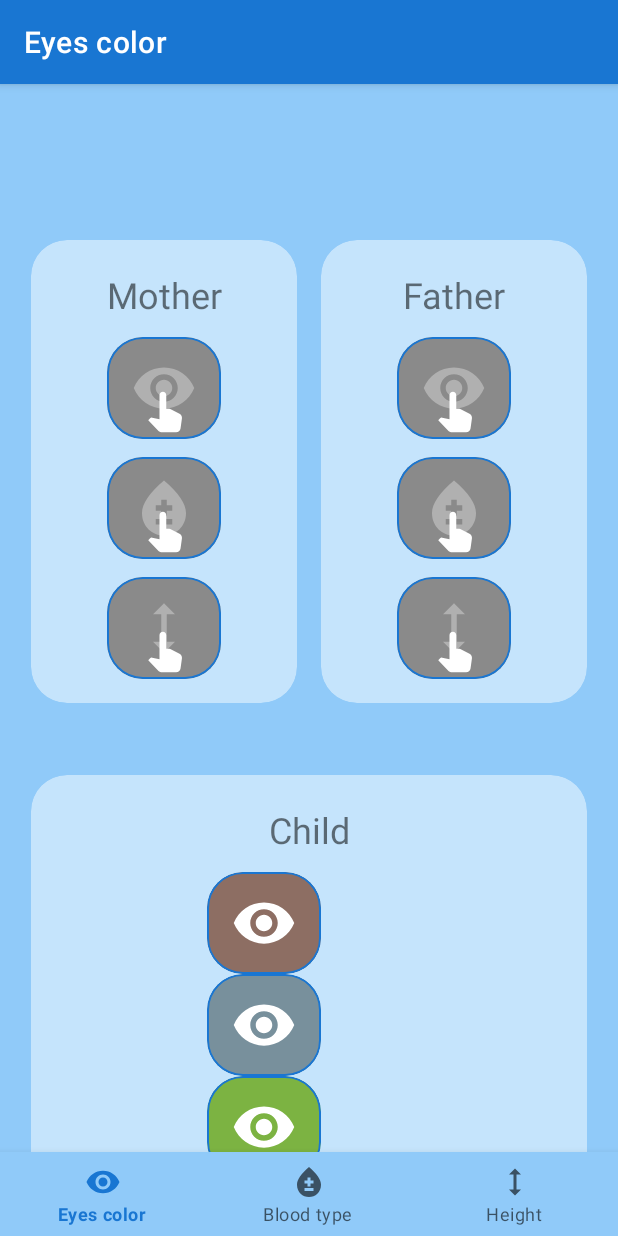
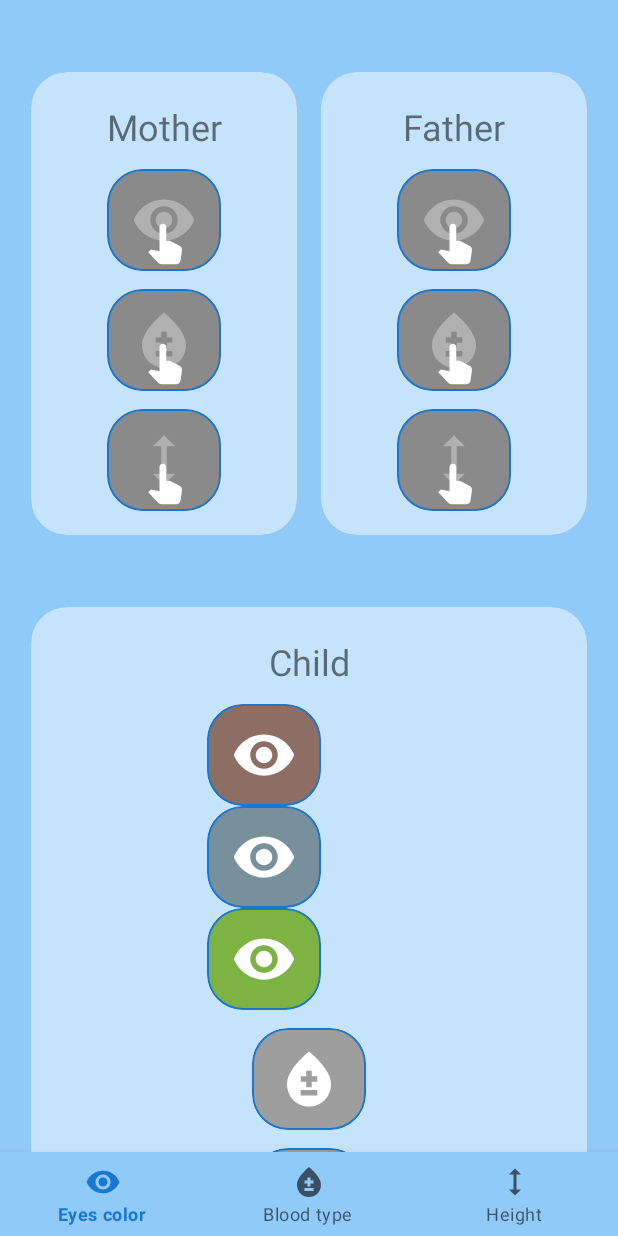
Before and after one commit to koassumo/childgenes, an Android app: the screen it shows after launch (MainActivity), on a phone screen of 412 x 824 dp. Run offline under Robolectric (Android 15) with nearby library versions, the phone set to English and light mode, and no system bars; our stand-ins replace navigation-ui.

```diff
--- a/app/build.gradle.kts
+++ b/app/build.gradle.kts
@@ -51,4 +51,7 @@ dependencies {
     testImplementation("junit:junit:4.13.2")
     androidTestImplementation("androidx.test.ext:junit:1.1.5")
     androidTestImplementation("androidx.test.espresso:espresso-core:3.5.1")
+
+
+
 }
--- a/app/src/main/java/com/igo/childgenes/MainActivity.kt
+++ b/app/src/main/java/com/igo/childgenes/MainActivity.kt
@@ -31,5 +31,8 @@ class MainActivity : AppCompatActivity() {
         )
         setupActionBarWithNavController(navController, appBarConfiguration)
         navView.setupWithNavController(navController)
+
+        supportActionBar?.hide()
+
     }
 }
--- a/app/src/main/res/layout/activity_main.xml
+++ b/app/src/main/res/layout/activity_main.xml
@@ -3,8 +3,8 @@
     xmlns:app="http://schemas.android.com/apk/res-auto"
     android:id="@+id/container"
     android:layout_width="match_parent"
-    android:layout_height="match_parent"
-    android:paddingTop="?attr/actionBarSize">
+    android:layout_height="match_parent">
+<!--    android:paddingTop="?attr/actionBarSize"-->
 
     <com.google.android.material.bottomnavigation.BottomNavigationView
         android:id="@+id/nav_view"
--- a/app/src/main/res/layout/fragment_home.xml
+++ b/app/src/main/res/layout/fragment_home.xml
@@ -88,6 +88,21 @@ tools:context=".ui.home.HomeFragment">
             style="@style/style_image_inside_card_view_question"
             android:src="@drawable/baseline_pan_tool_alt_24"/>
     </com.google.android.material.card.MaterialCardView>
+
+
+<!--    <com.google.android.material.floatingactionbutton.FloatingActionButton-->
+<!--        android:id="@+id/fab_brown_eyes"-->
+<!--        android:layout_width="wrap_content"-->
+<!--        android:layout_height="wrap_content"-->
+<!--        android:backgroundTint="@color/eyesColorBrown"-->
+<!--        android:elevation="@dimen/step_small"-->
+<!--        android:textAllCaps="false"-->
+<!--        android:contentDescription="@string/no_description"-->
+
+<!--        android:textAlignment="center"-->
+<!--        app:layout_constraintEnd_toStartOf="@+id/guide_line_centre_vertical_second"-->
+<!--        app:layout_constraintStart_toStartOf="@+id/card_mother"-->
+<!--        app:layout_constraintTop_toTopOf="@+id/card_mother" />-->
 
     <com.google.android.material.card.MaterialCardView
         android:id="@+id/card_mother_heart"
@@ -354,9 +369,12 @@ tools:context=".ui.home.HomeFragment">
 
     <View
         android:layout_width="match_parent"
-        android:layout_height="@dimen/step_x_large"
+        android:layout_height="@dimen/step_xx_large"
         android:background="@android:color/transparent"
-        app:layout_constraintTop_toBottomOf="@id/card_child_back"/>
+        app:layout_constraintBottom_toBottomOf="parent"
+        app:layout_constraintEnd_toEndOf="parent"
+        app:layout_constraintStart_toStartOf="parent"
+        app:layout_constraintTop_toBottomOf="@id/card_child_back" />
 
 
 
--- a/app/src/main/res/values/dimens.xml
+++ b/app/src/main/res/values/dimens.xml
@@ -35,6 +35,7 @@
     <dimen name="step_x_small">4dp</dimen>
     <dimen name="step_xx_small">2dp</dimen>
     <dimen name="step_xxx_small">1dp</dimen>
+
     <dimen name="text_size_small">6sp</dimen>
 
     <!--negative-->
```
